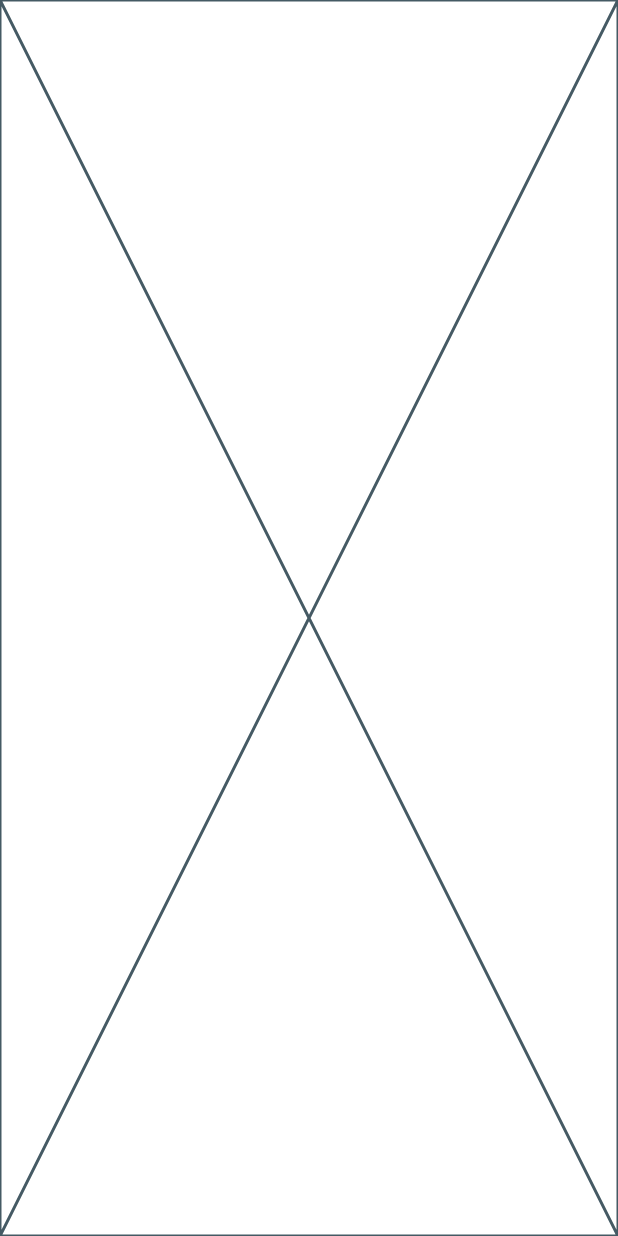
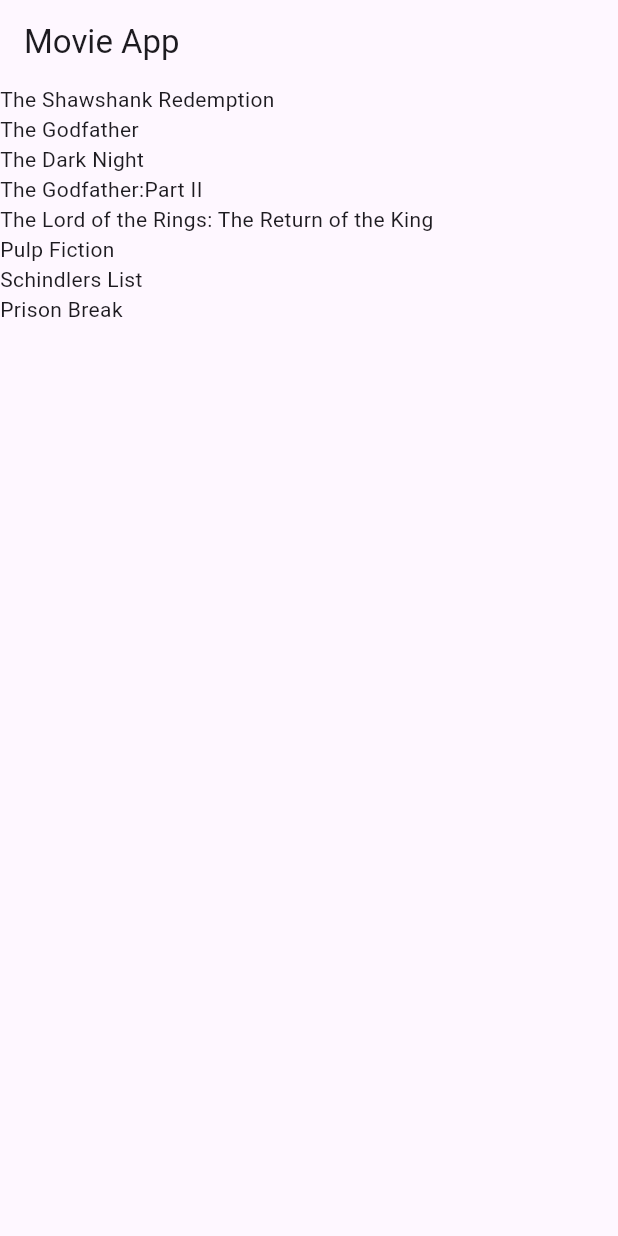
Before and after one commit to SAJalingo/movie_app, a Flutter app: the screen it shows after launch, on a phone screen of 412 x 824 dp. Run offline on Flutter 3.47's test engine with Material 3 defaults, Android fonts, the phone set to English and light mode, and no system bars.

Commit message:
created provide folder and movie_provider file

```diff
--- /dev/null
+++ b/lib/Providers/movie_provider.dart
@@ -0,0 +1,20 @@
+import 'package:flutter/material.dart';
+
+class MovieProvider extends ChangeNotifier {
+  final List<String> _movieList = [
+    'The Shawshank Redemption',
+    'The Godfather',
+    'The Dark Night',
+    'The Godfather:Part II',
+    'The Lord of the Rings: The Return of the King',
+    'Pulp Fiction',
+    'Schindlers List',
+    'Prison Break',
+  ];
+
+  List<String> get movieList => _movieList;
+
+  List<String> loadMovies() {
+    return _movieList;
+  }
+}
--- a/lib/main.dart
+++ b/lib/main.dart
@@ -13,8 +13,9 @@ class MyApp extends StatelessWidget {
     return MaterialApp(
       title: 'Flutter Demo',
       theme: ThemeData(
-
-        colorScheme: ColorScheme.fromSeed(seedColor: Colors.deepPurple),
+        colorScheme: ColorScheme.fromSeed(
+          seedColor: Colors.deepPurple,
+        ),
       ),
       home: const Home(),
     );
@@ -29,8 +30,29 @@ class Home extends StatefulWidget {
 }
 
 class _HomeState extends State<Home> {
+  final _movieList = <String>[
+    'The Shawshank Redemption',
+    'The Godfather',
+    'The Dark Night',
+    'The Godfather:Part II',
+    'The Lord of the Rings: The Return of the King',
+    'Pulp Fiction',
+    'Schindlers List',
+    'Prison Break',
+  ];
+
   @override
   Widget build(BuildContext context) {
-    return const Placeholder();
+    return Scaffold(
+      appBar: AppBar(title: Text('Movie App')),
+      body: Center(
+        child: ListView.builder(
+          itemCount: _movieList.length,
+          itemBuilder: (context, index) {
+            return Text(_movieList[index]);
+          },
+        ),
+      ),
+    );
   }
 }
```
